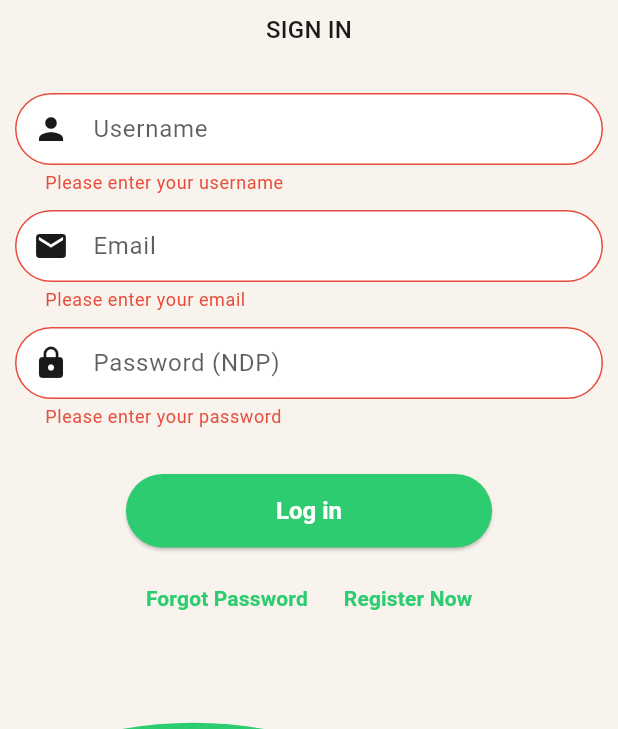
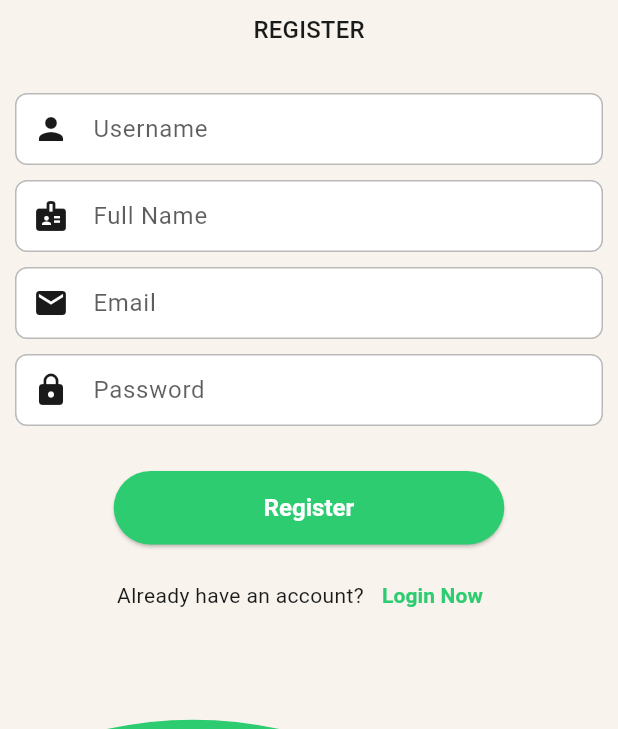
Before and after one commit to SAIFULTECH-2000/food-delivery, a Flutter app: the screen it shows after launch, after a tap on "Log in", after a tap on "Register Now", on a phone screen of 412 x 824 dp, the part 507-1236 px from its top. Run offline on Flutter 3.47's test engine with Material 3 defaults, Android fonts, the phone set to English and light mode, and no system bars; our stand-ins replace cloud_firestore, firebase_auth, shared_preferences; accounts and stored records are empty.

Commit message:
feat:add register screen

```diff
--- /dev/null
+++ b/lib/features/register_screen.dart
@@ -0,0 +1,298 @@
+import 'package:flutter/material.dart';
+import 'package:firebase_auth/firebase_auth.dart';
+import 'package:cloud_firestore/cloud_firestore.dart';
+import 'package:shared_preferences/shared_preferences.dart';
+import '../widgets/common/customtextfield.dart';
+import '../widgets/common/topwaveclipper.dart';
+import 'package:food_delivery_app/core/theme/app_theme.dart';
+
+class RegisterScreen extends StatefulWidget {
+  const RegisterScreen({super.key});
+
+  @override
+  State<RegisterScreen> createState() => _RegisterScreenState();
+}
+
+class _RegisterScreenState extends State<RegisterScreen> {
+  final GlobalKey<FormState> _formKey = GlobalKey<FormState>();
+
+  final TextEditingController usernameController = TextEditingController();
+  final TextEditingController fullNameController = TextEditingController();
+  final TextEditingController emailController = TextEditingController();
+  final TextEditingController passwordController = TextEditingController();
+
+  Future<void> _register(BuildContext context) async {
+    if (_formKey.currentState?.validate() ?? false) {
+      try {
+        UserCredential userCredential = await FirebaseAuth.instance
+            .createUserWithEmailAndPassword(
+          email: emailController.text.trim(),
+          password: passwordController.text.trim(),
+        );
+
+        String uid = userCredential.user!.uid;
+
+        // Save user data in Firestore
+        await FirebaseFirestore.instance.collection('users').doc(uid).set({
+          'username': usernameController.text.trim(),
+          'fullName': fullNameController.text.trim(),
+          'email': emailController.text.trim(),
+          // Add other default fields if necessary
+        });
+
+        // Save data in SharedPreferences
+        SharedPreferences prefs = await SharedPreferences.getInstance();
+        await prefs.setString('uuid', uid);
+        await prefs.setString('username', usernameController.text.trim());
+        await prefs.setString('fullName', fullNameController.text.trim());
+        await prefs.setString('email', emailController.text.trim());
+
+        Navigator.pushNamed(context, '/dashboard');
+      } catch (e) {
+        _showRegisterErrorDialog(context, e.toString());
+      }
+    }
+  }
+
+  void _showRegisterErrorDialog(BuildContext context, String errorMessage) {
+    showDialog(
+      context: context,
+      builder: (BuildContext context) {
+        return AlertDialog(
+          title: const Row(
+            children: [
+              Icon(Icons.error, color: Colors.red),
+              SizedBox(width: 8),
+              Text('Registration Failed'),
+            ],
+          ),
+          content: Text(errorMessage),
+          actions: [
+            TextButton(
+              onPressed: () {
+                Navigator.of(context).pop();
+              },
+              child: const Text('Close'),
+            ),
+          ],
+        );
+      },
+    );
+  }
+
+  @override
+  Widget build(BuildContext context) {
+    return Scaffold(
+      backgroundColor: AppTheme.canvasCream,
+      body: Stack(
+        children: [
+          Center(
+            child: SingleChildScrollView(
+              child: Padding(
+                padding: const EdgeInsets.symmetric(horizontal: 0.0),
+                child: Form(
+                  key: _formKey,
+                  child: Column(
+                    mainAxisAlignment: MainAxisAlignment.center,
+                    children: <Widget>[
+                      ClipPath(
+                        clipper: TopWaveClipper(),
+                        child: Container(
+                          height: 150,
+                          color: AppTheme.accentGreen,
+                        ),
+                      ),
+                      Image.asset(
+                        'assets/aimst_food_hub_logo.png',
+                        height: 150,
+                      ),
+                      const SizedBox(height: 10),
+
+                      Text(
+                        'AIMST Food Hub',
+                        style: Theme.of(context).textTheme.titleLarge,
+                      ),
+                      const SizedBox(height: 8),
+
+                      Text(
+                        'REGISTER',
+                        style: Theme.of(context).textTheme.titleMedium,
+                      ),
+                      const SizedBox(height: 20),
+
+                      Container(
+                        padding: const EdgeInsets.all(10),
+                        child: Column(
+                          children: [
+                            // Username
+                            TextFormField(
+                              controller: usernameController,
+                              decoration: InputDecoration(
+                                prefixIcon: const Icon(Icons.person),
+                                labelText: 'Username',
+                                border: OutlineInputBorder(
+                                  borderRadius: BorderRadius.circular(30.0),
+                                ),
+                              ),
+                              validator: (value) {
+                                if (value == null || value.isEmpty) {
+                                  return 'Please enter your username';
+                                }
+                                return null;
+                              },
+                            ),
+                            const SizedBox(height: 10),
+
+                            // Full Name
+                            TextFormField(
+                              controller: fullNameController,
+                              decoration: InputDecoration(
+                                prefixIcon: const Icon(Icons.badge),
+                                labelText: 'Full Name',
+                                border: OutlineInputBorder(
+                                  borderRadius: BorderRadius.circular(30.0),
+                                ),
+                              ),
+                              validator: (value) {
+                                if (value == null || value.isEmpty) {
+                                  return 'Please enter your full name';
+                                }
+                                return null;
+                              },
+                            ),
+                            const SizedBox(height: 10),
+
+                            // Email
+                            CustomTextField(
+                              controller: emailController,
+                              labelText: 'Email',
+                              icon: Icons.email,
+                              obscureText: false,
+                              validator: (value) {
+                                if (value == null || value.isEmpty) {
+                                  return 'Please enter your email';
+                                }
+                                return null;
+                              },
+                            ),
+                            const SizedBox(height: 10),
+
+                            // Password
+                            CustomTextField(
+                              controller: passwordController,
+                              labelText: 'Password',
+                              icon: Icons.lock,
+                              obscureText: true,
+                              validator: (value) {
+                                if (value == null || value.isEmpty) {
+                                  return 'Please enter your password';
+                                }
+                                if (value.length < 6) {
+                                  return 'Password must be at least 6 characters';
+                                }
+                                return null;
+                              },
+                            ),
+                            const SizedBox(height: 20),
+                          ],
+                        ),
+                      ),
+
+                      ElevatedButton(
+                        onPressed: () => _register(context),
+                        style: ElevatedButton.styleFrom(
+                          backgroundColor: AppTheme.accentGreen,
+                          shape: RoundedRectangleBorder(
+                            borderRadius: BorderRadius.circular(30.0),
+                          ),
+                          padding: const EdgeInsets.symmetric(
+                            horizontal: 100,
+                            vertical: 15,
+                          ),
+                        ),
+                        child: const Text(
+                          'Register',
+                          style: TextStyle(color: Colors.white),
+                        ),
+                      ),
+                      const SizedBox(height: 10),
+
+                      Row(
+                        mainAxisAlignment: MainAxisAlignment.center,
+                        children: [
+                          const Text("Already have an account?"),
+                          TextButton(
+                            onPressed: () {
+                              Navigator.pushNamed(context, '/login');
+                            },
+                            child: const Text('Login Now'),
+                          ),
+                        ],
+                      ),
+                      const SizedBox(height: 40),
+
+                      ClipPath(
+                        clipper: BottomWaveClipper(),
+                        child: Container(
+                          height: 200,
+                          width: double.infinity,
+                          color: AppTheme.accentGreen,
+                          child: const Column(
+                            mainAxisAlignment: MainAxisAlignment.center,
+                            children: [
+                              Text(
+                                '© AIMST UNIVERSITY',
+                                style: TextStyle(
+                                  fontSize: 12,
+                                  color: AppTheme.accentGold,
+                                ),
+                              ),
+                            ],
+                          ),
+                        ),
+                      ),
+                    ],
+                  ),
+                ),
+              ),
+            ),
+          ),
+        ],
+      ),
+    );
+  }
+}
+
+class BottomWaveClipper extends CustomClipper<Path> {
+  @override
+  Path getClip(Size size) {
+    var path = Path();
+    path.moveTo(0, 50);
+    var firstControlPoint = Offset(size.width / 4, 0);
+    var firstEndPoint = Offset(size.width / 2, 30);
+    var secondControlPoint = Offset(size.width * 3 / 4, 80);
+    var secondEndPoint = Offset(size.width, 50);
+
+    path.quadraticBezierTo(
+      firstControlPoint.dx,
+      firstControlPoint.dy,
+      firstEndPoint.dx,
+      firstEndPoint.dy,
+    );
+    path.quadraticBezierTo(
+      secondControlPoint.dx,
+      secondControlPoint.dy,
+      secondEndPoint.dx,
+      secondEndPoint.dy,
+    );
+    path.lineTo(size.width, size.height);
+    path.lineTo(0, size.height);
+    path.close();
+    return path;
+  }
+
+  @override
+  bool shouldReclip(CustomClipper<Path> oldClipper) {
+    return false;
+  }
+}
--- a/lib/main.dart
+++ b/lib/main.dart
@@ -3,6 +3,7 @@
 import 'package:food_delivery_app/core/theme/app_theme.dart'; // Import your theme
 import 'package:food_delivery_app/features/aimst_food_hub_screen.dart';
 import 'package:food_delivery_app/features/login_screen.dart';
+import 'package:food_delivery_app/features/register_screen.dart';
 import 'package:food_delivery_app/l10n/app_localizations.dart'; // Auto-generated
 
 final GlobalKey<NavigatorState> navigatorKey = GlobalKey<NavigatorState>();
@@ -45,9 +46,10 @@
       routes: {
          '/info': (context) => AimstFoodHubScreen(),
          '/login':(context) => LoginScreen(),
+         '/register': (context) => const RegisterScreen(),
+
         // '/dashboard': (context) => const DashboardScreen(),
         // '/blockDetail': (context) => const BlockDetailScreen(),
-        // '/register': (context) => const RegisterScreen(),
         // '/survey': (context) => SurveyPage(),
         // '/profile': (context) => const UserProfileScreen(),
         // '/forgotPasswordPage': (context) => ForgotPasswordPage(),
--- a/pubspec.yaml
+++ b/pubspec.yaml
@@ -40,6 +40,9 @@ dependencies:
    sdk: flutter
   intl: ^0.20.2
   flutter_gen: ^5.10.0
+  image_picker: ^1.1.2
+  firebase_storage: ^12.4.7
+  firebase_messaging: ^15.2.7
 
 dev_dependencies:
   flutter_test:
```
Also changed, not shown: pubspec.lock, 5 other files.
